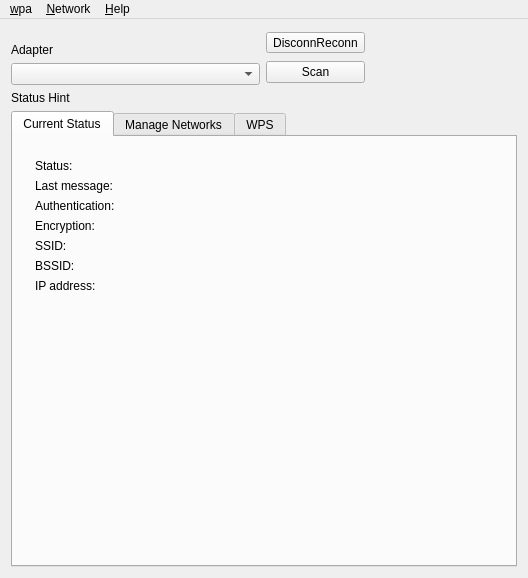
The window that src/wpagui.ui (loh-tar/wpa-cute) describes before a commit, drawn with Qt 5.
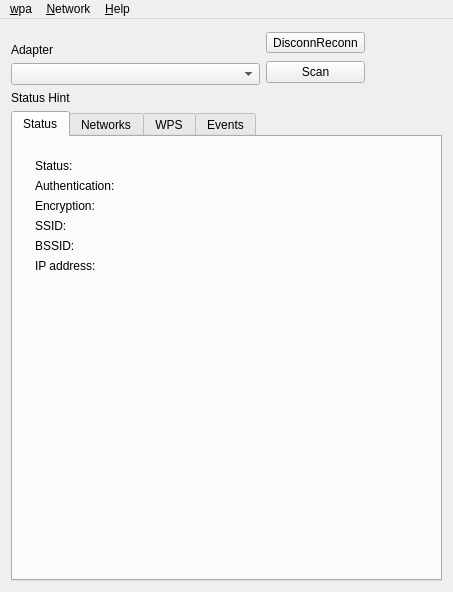
The same window after the commit. The open tabs and pages were chosen to show the change. Icons and pictures are not drawn.

Commit message: Review user information handling

What changed in the file:
```diff
--- a/src/wpagui.ui
+++ b/src/wpagui.ui
@@ -6,8 +6,8 @@
    <rect>
     <x>0</x>
     <y>0</y>
-    <width>528</width>
-    <height>578</height>
+    <width>453</width>
+    <height>592</height>
    </rect>
   </property>
   <property name="windowTitle">
@@ -18,6 +18,8 @@
     <normaloff>:/icons/wpa_gui.svg</normaloff>:/icons/wpa_gui.svg</iconset>
   </property>
   <widget class="QWidget" name="widget">
+   <layout class="QGridLayout" name="gridLayout">
+    <item row="0" column="0">
    <layout class="QVBoxLayout" name="verticalLayout_4">
     <item>
      <layout class="QHBoxLayout" name="horizontalLayout_2">
@@ -120,7 +122,7 @@
       </property>
       <widget class="QWidget" name="statusTab">
        <attribute name="title">
-        <string>Current Status</string>
+          <string>Status</string>
        </attribute>
        <layout class="QGridLayout">
         <item row="0" column="0" colspan="2">
@@ -132,117 +134,103 @@
            <enum>QFrame::Plain</enum>
           </property>
           <layout class="QGridLayout">
+             <item row="5" column="1">
+              <widget class="QLabel" name="textIpAddress">
+               <property name="text">
+                <string/>
+               </property>
+              </widget>
+             </item>
+             <item row="2" column="1">
+              <widget class="QLabel" name="textEncryption">
+               <property name="text">
+                <string/>
+               </property>
+              </widget>
+             </item>
            <item row="1" column="0">
-            <widget class="QLabel" name="lastMessageLabel">
-             <property name="text">
-              <string>Last message:</string>
-             </property>
-            </widget>
-           </item>
-           <item row="6" column="0">
-            <widget class="QLabel" name="ipAddressLabel">
-             <property name="text">
-              <string>IP address:</string>
-             </property>
-            </widget>
-           </item>
-           <item row="2" column="0">
             <widget class="QLabel" name="authenticationLabel">
              <property name="text">
               <string>Authentication:</string>
              </property>
             </widget>
            </item>
-           <item row="0" column="0">
-            <widget class="QLabel" name="statusLabel">
-             <property name="text">
-              <string>Status:</string>
-             </property>
-            </widget>
-           </item>
-           <item row="3" column="1">
-            <widget class="QLabel" name="textEncryption">
-             <property name="text">
-              <string/>
-             </property>
-            </widget>
-           </item>
-           <item row="5" column="1">
-            <widget class="QLabel" name="textBssid">
-             <property name="text">
-              <string/>
-             </property>
-            </widget>
-           </item>
            <item row="4" column="1">
-            <widget class="QLabel" name="textSsid">
+              <widget class="QLabel" name="textBssid">
              <property name="text">
               <string/>
              </property>
             </widget>
            </item>
-           <item row="0" column="1">
-            <widget class="QLabel" name="textStatus">
-             <property name="text">
-              <string/>
-             </property>
-            </widget>
-           </item>
-           <item row="5" column="0">
+             <item row="4" column="0">
             <widget class="QLabel" name="bssidLabel">
              <property name="text">
               <string>BSSID:</string>
              </property>
             </widget>
            </item>
-           <item row="4" column="0">
+             <item row="3" column="0">
             <widget class="QLabel" name="ssidLabel">
              <property name="text">
               <string>SSID:</string>
              </property>
             </widget>
            </item>
-           <item row="2" column="1">
+             <item row="6" column="0" colspan="3">
+              <spacer name="verticalSpacer_2">
+               <property name="orientation">
+                <enum>Qt::Vertical</enum>
+               </property>
+               <property name="sizeHint" stdset="0">
+                <size>
+                 <width>20</width>
+                 <height>40</height>
+                </size>
+               </property>
+              </spacer>
+             </item>
+             <item row="1" column="1">
             <widget class="QLabel" name="textAuthentication">
              <property name="text">
               <string/>
              </property>
             </widget>
            </item>
-           <item row="1" column="1" colspan="3">
-            <widget class="QLabel" name="textLastMessage">
+             <item row="3" column="1">
+              <widget class="QLabel" name="textSsid">
              <property name="text">
               <string/>
              </property>
             </widget>
            </item>
-           <item row="6" column="1">
-            <widget class="QLabel" name="textIpAddress">
+             <item row="0" column="1">
+              <widget class="QLabel" name="textStatus">
              <property name="text">
               <string/>
              </property>
             </widget>
            </item>
-           <item row="3" column="0">
+             <item row="0" column="0">
+              <widget class="QLabel" name="statusLabel">
+               <property name="text">
+                <string>Status:</string>
+               </property>
+              </widget>
+             </item>
+             <item row="5" column="0">
+              <widget class="QLabel" name="ipAddressLabel">
+               <property name="text">
+                <string>IP address:</string>
+               </property>
+              </widget>
+             </item>
+             <item row="2" column="0">
             <widget class="QLabel" name="encryptionLabel">
              <property name="text">
               <string>Encryption:</string>
              </property>
             </widget>
            </item>
-           <item row="7" column="0" colspan="3">
-            <spacer name="verticalSpacer_2">
-             <property name="orientation">
-              <enum>Qt::Vertical</enum>
-             </property>
-             <property name="sizeHint" stdset="0">
-              <size>
-               <width>20</width>
-               <height>40</height>
-              </size>
-             </property>
-            </spacer>
-           </item>
           </layout>
          </widget>
         </item>
@@ -250,7 +238,7 @@
       </widget>
       <widget class="QWidget" name="networkconfigTab">
        <attribute name="title">
-        <string>Manage Networks</string>
+          <string>Networks</string>
        </attribute>
        <layout class="QGridLayout" name="gridLayout_1">
         <item row="0" column="0">
@@ -446,9 +434,41 @@
           </property>
          </widget>
         </item>
-        <item row="4" column="0" colspan="4">
-         <widget class="QTextEdit" name="wpsInstructions">
-          <property name="readOnly">
+          <item row="1" column="0" colspan="2">
+           <widget class="QPushButton" name="wpsPinButton">
+            <property name="text">
+             <string>Generate PIN</string>
+            </property>
+           </widget>
+          </item>
+         </layout>
+        </widget>
+        <widget class="QWidget" name="tab">
+         <attribute name="title">
+          <string>Events</string>
+         </attribute>
+         <layout class="QGridLayout" name="gridLayout_2">
+          <item row="0" column="0">
+           <widget class="QTreeWidget" name="eventList">
+            <property name="sizePolicy">
+             <sizepolicy hsizetype="Minimum" vsizetype="Minimum">
+              <horstretch>0</horstretch>
+              <verstretch>0</verstretch>
+             </sizepolicy>
+            </property>
+            <property name="statusTip">
+             <string>Double click to scroll down</string>
+            </property>
+            <property name="verticalScrollBarPolicy">
+             <enum>Qt::ScrollBarAsNeeded</enum>
+            </property>
+            <property name="selectionMode">
+             <enum>QAbstractItemView::NoSelection</enum>
+            </property>
+            <property name="rootIsDecorated">
+             <bool>false</bool>
+            </property>
+            <property name="allColumnsShowFocus">
            <bool>true</bool>
           </property>
          </widget>
@@ -456,6 +476,8 @@
        </layout>
       </widget>
      </widget>
+      </item>
+     </layout>
     </item>
    </layout>
   </widget>
@@ -464,7 +486,7 @@
     <rect>
      <x>0</x>
      <y>0</y>
-     <width>528</width>
+     <width>453</width>
      <height>40</height>
     </rect>
    </property>
```
Left out of the diff: 89 changed lines with no effect on the pictures. Lines whose indentation alone changed are shown as unchanged. The commit also changes 2 other files.
